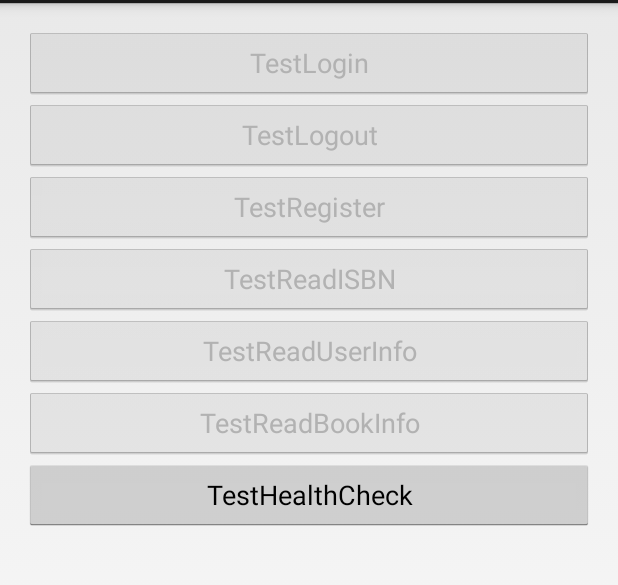
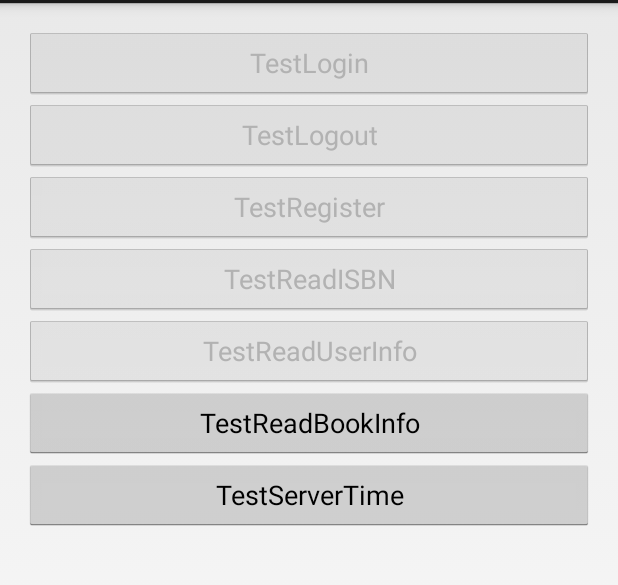
Before and after one commit to narakai/client_android, an Android app: the FunctionTestActivity screen opened directly, with no data from a screen before it, on a phone screen of 412 x 824 dp, the part 69-654 px from its top. Run offline under Robolectric (Android 15) with nearby library versions, the phone set to English and light mode, and no system bars.

Commit message:
1.添加book查询逻辑,书名查询ok

```diff
--- a/app/src/main/res/layout/test_activity_function.xml
+++ b/app/src/main/res/layout/test_activity_function.xml
@@ -46,16 +46,16 @@
             android:enabled="false"
             />
         <Button
+            android:id="@+id/testReadBookInfo"
             android:layout_width="match_parent"
             android:layout_height="wrap_content"
             android:text="@string/test_readBookInfo"
-            android:enabled="false"
             />
         <Button
-            android:id="@+id/testHealthCheck"
+            android:id="@+id/testServerTime"
             android:layout_width="match_parent"
             android:layout_height="wrap_content"
-            android:text="@string/test_healthCheck"
+            android:text="@string/test_serverTime"
             />
 
     </LinearLayout>
--- a/app/src/main/res/values/strings.xml
+++ b/app/src/main/res/values/strings.xml
@@ -25,7 +25,7 @@
     <string name="test_readISBN">TestReadISBN</string>
     <string name="test_readBookInfo">TestReadBookInfo</string>
     <string name="test_readUserInfo">TestReadUserInfo</string>
-    <string name="test_healthCheck">TestHealthCheck</string>
+    <string name="test_serverTime">TestServerTime</string>
 
 
 </resources>
```
Also changed, not shown: app/src/main/java/com/yobook/activity/FunctionTestActivity.java (+43 -6 lines), app/src/main/java/com/yobook/asynchttp/NetManager.java (+13 -2 lines), app/src/main/java/com/yobook/asynchttp/URLBuilder.java (+11 -2 lines).
